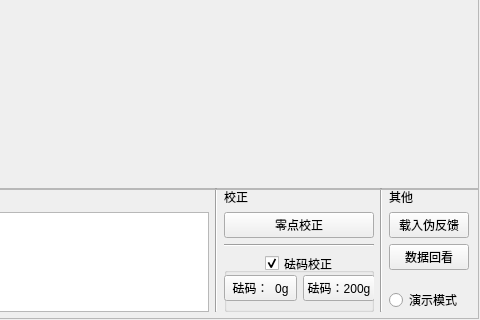
Before: the Qt Designer form layout/main.ui in listenzcc/zhanghang-pressure-software, drawn with Qt 5; both pictures show x 722 to 1202 and y 362 to 682 of the 1202 by 682 pixel window.
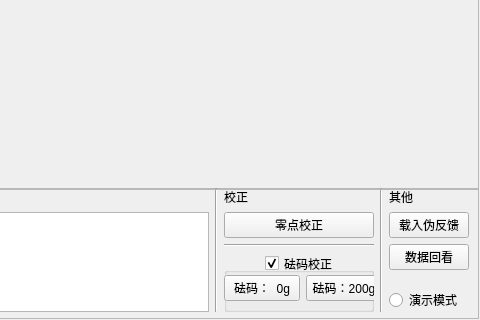
After: the same form once the commit is applied. The open tabs and pages were chosen to show the change.

Patch:
```diff
--- a/layout/main.ui
+++ b/layout/main.ui
@@ -1309,7 +1309,7 @@
             <rect>
              <x>0</x>
              <y>20</y>
-             <width>151</width>
+             <width>158</width>
              <height>31</height>
             </rect>
            </property>
```
Left out of the diff: 2 changed lines with no effect on the pictures.
